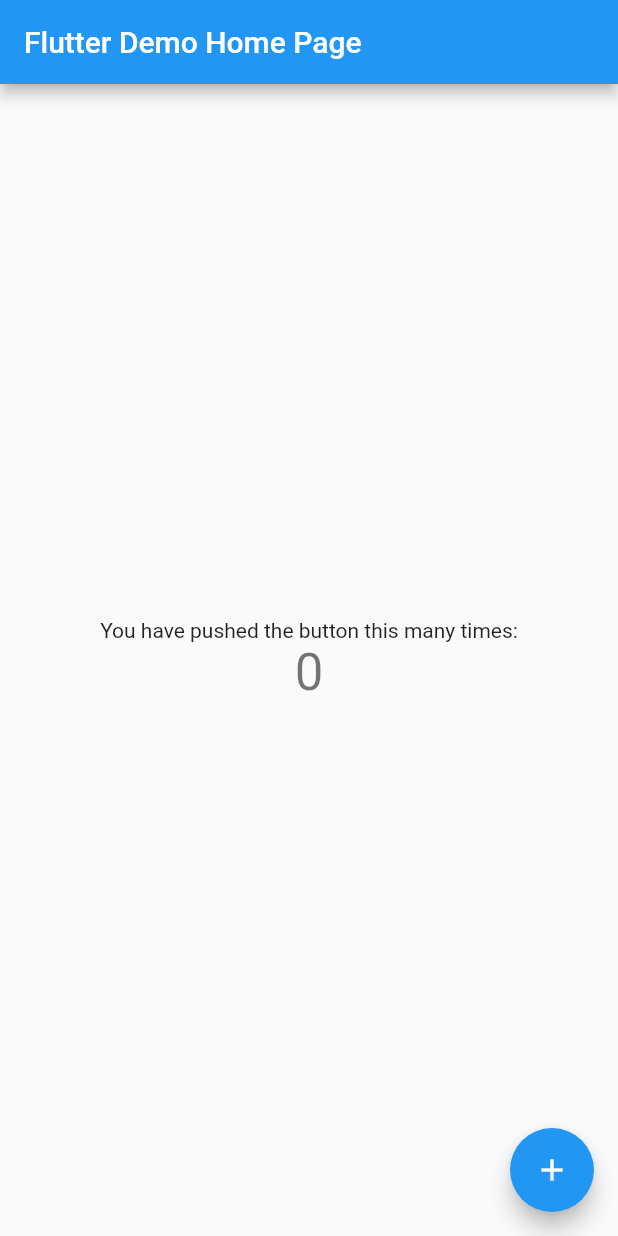
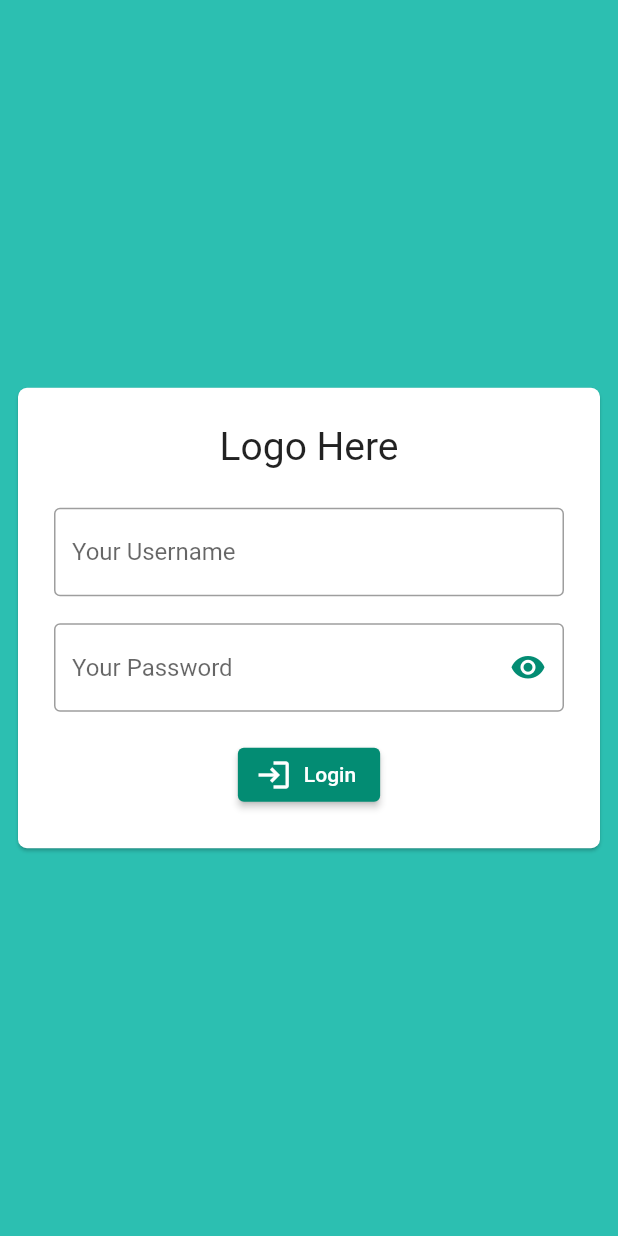
Before and after one commit to vishnu-prasad007/sample_e_commerce_flutter, a Flutter app: the screen it shows after launch, on a phone screen of 412 x 824 dp. Run offline on Flutter 3.47's test engine with Material 2 defaults, Android fonts, the phone set to English and light mode, and no system bars.

Commit message:
login screen

```diff
--- /dev/null
+++ b/lib/colors.dart
@@ -0,0 +1,6 @@
+import 'package:flutter/material.dart';
+
+abstract class BrandColors {
+  static const Color tailColor = Color.fromRGBO(44, 191, 177, 1);
+  static const Color tailColorDark = Color.fromRGBO(3, 140, 115, 1);
+}
--- a/lib/main.dart
+++ b/lib/main.dart
@@ -1,4 +1,5 @@
 import 'package:flutter/material.dart';
+import 'package:sample_e_commerce_flutter/screens/login_screen.dart';
 
 void main() {
   runApp(MyApp());
@@ -11,33 +12,15 @@
     return MaterialApp(
       title: 'Flutter Demo',
       theme: ThemeData(
-        // This is the theme of your application.
-        //
-        // Try running your application with "flutter run". You'll see the
-        // application has a blue toolbar. Then, without quitting the app, try
-        // changing the primarySwatch below to Colors.green and then invoke
-        // "hot reload" (press "r" in the console where you ran "flutter run",
-        // or simply save your changes to "hot reload" in a Flutter IDE).
-        // Notice that the counter didn't reset back to zero; the application
-        // is not restarted.
         primarySwatch: Colors.blue,
       ),
-      home: MyHomePage(title: 'Flutter Demo Home Page'),
+      home: LoginScreen(),
     );
   }
 }
 
 class MyHomePage extends StatefulWidget {
   MyHomePage({Key key, this.title}) : super(key: key);
-
-  // This widget is the home page of your application. It is stateful, meaning
-  // that it has a State object (defined below) that contains fields that affect
-  // how it looks.
-
-  // This class is the configuration for the state. It holds the values (in this
-  // case the title) provided by the parent (in this case the App widget) and
-  // used by the build method of the State. Fields in a Widget subclass are
-  // always marked "final".
 
   final String title;
 
--- /dev/null
+++ b/lib/screens/login_screen.dart
@@ -0,0 +1,67 @@
+import 'package:flutter/material.dart';
+import 'package:sample_e_commerce_flutter/colors.dart';
+
+class LoginScreen extends StatelessWidget {
+  @override
+  Widget build(BuildContext context) {
+    return Scaffold(
+        backgroundColor: BrandColors.tailColor,
+        body: Center(
+          child: Container(
+            padding: EdgeInsets.only(left: 8.0, right: 8.0),
+            height: 315,
+            child: Card(
+              shape: RoundedRectangleBorder(
+                  borderRadius: BorderRadius.circular(6.0)),
+              child: Padding(
+                padding: const EdgeInsets.all(24.0),
+                child: Column(
+                  children: [
+                    Text(
+                      'Logo Here',
+                      style: TextStyle(fontSize: 26.0),
+                    ),
+                    SizedBox(
+                      height: 26.0,
+                    ),
+                    TextField(
+                      decoration: InputDecoration(
+                          hintText: 'Your Username',
+                          border: OutlineInputBorder(),
+                          focusedBorder: OutlineInputBorder(
+                              borderSide: BorderSide(
+                                  color: BrandColors.tailColorDark))),
+                    ),
+                    SizedBox(
+                      height: 18.0,
+                    ),
+                    TextField(
+                      obscureText: true,
+                      decoration: InputDecoration(
+                          hintText: 'Your Password',
+                          border: OutlineInputBorder(),
+                          suffixIcon: Icon(Icons.visibility_rounded,color: BrandColors.tailColorDark,),
+                          focusedBorder: OutlineInputBorder(
+                              borderSide: BorderSide(
+                                  color: BrandColors.tailColorDark))),
+                    ),
+                    SizedBox(
+                      height: 18.0,
+                    ),
+                    ElevatedButton.icon(
+                      onPressed: () {},
+                      icon: Icon(Icons.login),
+                      label: Text('Login'),
+                      style: ButtonStyle(
+                        backgroundColor: MaterialStateProperty.all<Color>(
+                            BrandColors.tailColorDark),
+                      ),
+                    )
+                  ],
+                ),
+              ),
+            ),
+          ),
+        ));
+  }
+}
```
